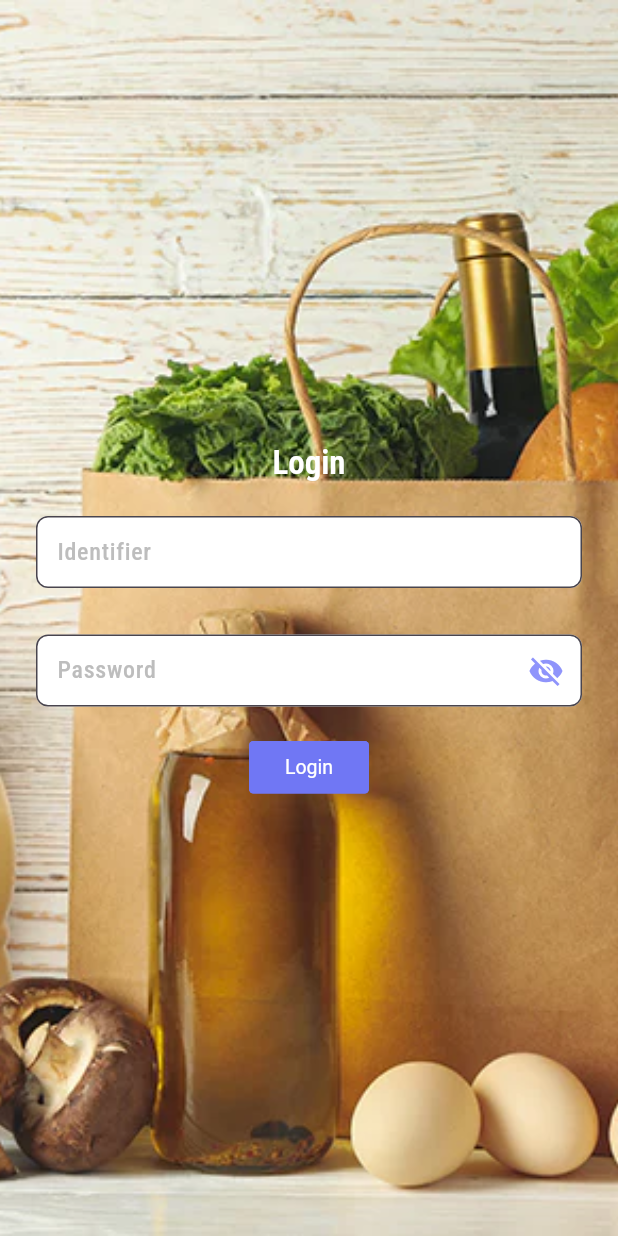
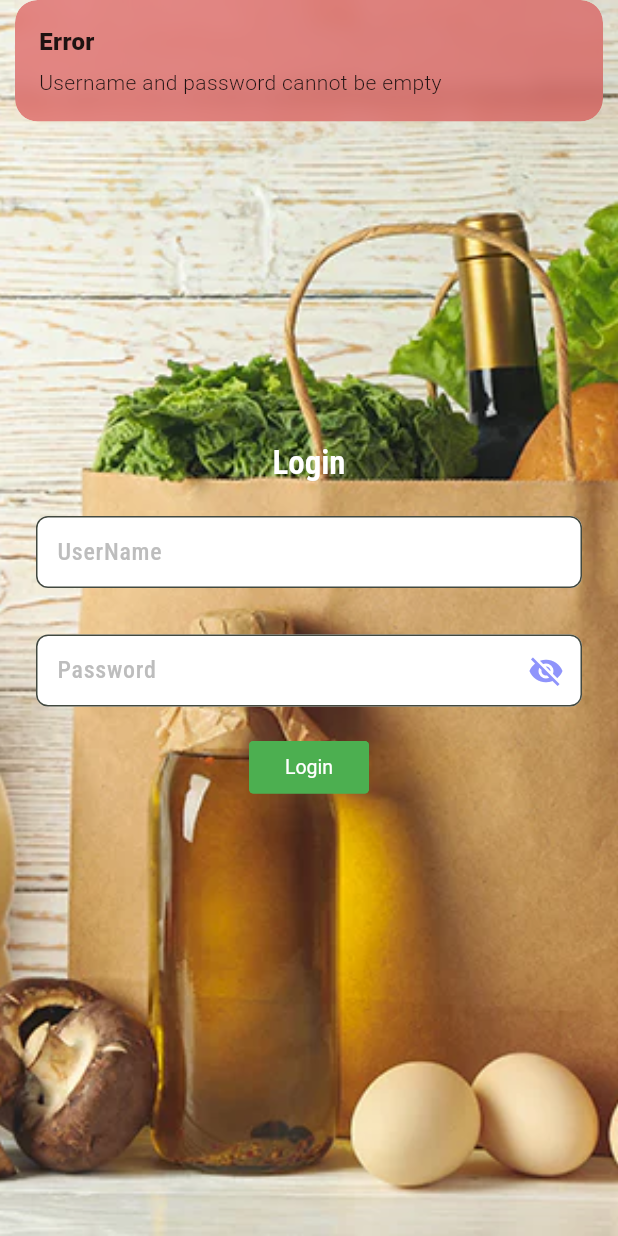
Before and after one commit to Sumaiya-Mollika/ezy_shop, a Flutter app: the screen it shows after launch, after a tap on "Login", on a phone screen of 412 x 824 dp. Run offline on Flutter 3.47's test engine with Material 3 defaults, Android fonts, the phone set to English and light mode, and no system bars; drawn by our look-alikes of getwidget; our stand-ins replace dio, get, get_storage, google_fonts, persistent_bottom_nav_bar_v2.

Commit message:
authentication and bottom app bar

```diff
--- a/lib/app/controllers/auth_controller.dart
+++ b/lib/app/controllers/auth_controller.dart
@@ -1,7 +1,65 @@
+import 'package:ezy_shop/app/utils/style.dart';
+import 'package:flutter/material.dart';
 import 'package:get/get.dart';
 import 'package:get_storage/get_storage.dart';
+import 'package:persistent_bottom_nav_bar_v2/persistent_bottom_nav_bar_v2.dart';
 
-class AuthController extends GetxController{
-  var isLoading = false.obs; var userName = ''.obs; final storage = GetStorage();
-  void login(){}
+import '../services/auth_services.dart';
+import '../views/dashboard/dashboard_screen.dart';
+
+class AuthController extends GetxController {
+  // final AuthServices _authService = Get.find<AuthServices>();
+  late final AuthServices _authService;
+  @override
+  void onInit() {
+    _authService = AuthServices();
+
+    super.onInit();
+  }
+
+  var isLoading = false.obs;
+  final userName = RxString("");
+  final password = RxString("");
+  final storage = GetStorage();
+//   void signInUser() async {
+
+//       Map<String, dynamic> request = {
+//         "identifier": userName.value,
+//         "password": password.value,
+//       };
+//  await _authService.signIn(request);
+
+//   }
+
+  void signInUser(BuildContext context) async {
+    if (userName.value.isEmpty || password.value.isEmpty) {
+      Get.snackbar('Error', 'Username and password cannot be empty',
+          snackPosition: SnackPosition.TOP,backgroundColor: AppColors.kErrorColor.withValues(alpha: 0.5));
+      return;
+    }
+
+    isLoading.value = true;
+
+    try {
+      final response = await _authService.signIn({
+        'identifier': userName.value,
+        'password': password.value,
+      });
+
+      if (response.data != null) {
+        storage.write('token', response.data!.token);
+        storage.write('user', response.data!.toJson());
+
+        pushScreen(
+          context,
+          screen: DashboardScreen(),
+          withNavBar: true,
+        );
+      }
+    } catch (e) {
+      Get.snackbar('Error', e.toString(), snackPosition: SnackPosition.BOTTOM);
+    } finally {
+      isLoading.value = false;
+    }
+  }
 }
--- /dev/null
+++ b/lib/app/controllers/cart_controller.dart
@@ -0,0 +1,3 @@
+import 'package:get/get.dart';
+
+class CartController extends GetxController {}
--- a/lib/app/endpoints/auth_endpoints.dart
+++ b/lib/app/endpoints/auth_endpoints.dart
@@ -1,7 +1,6 @@
-import '../network/environment.dart';
 
 class AuthEndPoints {
   static String signInUrl() {
-    return '${getBaseUrl()}/auth/signin';
+    return '/auth/signin';
   }
 }
--- /dev/null
+++ b/lib/app/models/user.dart
@@ -0,0 +1,18 @@
+class User {
+  String? username;
+  String? phone;
+
+  User({this.username, this.phone});
+
+  User.fromJson(Map<String, dynamic> json) {
+    username = json['username'];
+    phone = json['phone'];
+  }
+
+  Map<String, dynamic> toJson() {
+    final Map<String, dynamic> data = <String, dynamic>{};
+    data['username'] = username;
+    data['phone'] = phone;
+    return data;
+  }
+}
--- a/lib/app/utils/constants.dart
+++ b/lib/app/utils/constants.dart
@@ -1,4 +1,3 @@
-class AppConstants {
-  static const int connectTimeout = 10000;
-  static const int receiveTimeout = 10000;
-}
+ import 'package:get_storage/get_storage.dart';
+
+final storage = GetStorage();
--- a/lib/app/utils/style.dart
+++ b/lib/app/utils/style.dart
@@ -23,6 +23,7 @@ class TextSize {
 }
 
 class AppColors {
+   static const Color primary = Color(0xFF4CAF50);
   static const kTextColor = Color(0xFF113b69);
   static const kDisabledTextColor = Color(0xFF485668);
   static const kGrayColor = Color(0xFF9E9E9E);
@@ -34,4 +35,5 @@ class AppColors {
   static const kWhiteColor = Color(0xFFFFFFFF);
   static const kDividerColor = Color(0x50DCDDDE);
   static const kGreenColor = Color(0xFF4CAF50);
+  static const scaffoldBackgroundLight = Color(0xFFFFFFFF);
 }
--- a/lib/app/views/login_screen.dart
+++ b/lib/app/views/login_screen.dart
@@ -2,20 +2,23 @@ import 'package:ezy_shop/app/components/text_component.dart';
 import 'package:ezy_shop/app/components/text_field_component.dart';
 import 'package:ezy_shop/app/controllers/auth_controller.dart';
 import 'package:ezy_shop/app/utils/style.dart';
+import 'package:ezy_shop/app/views/dashboard/dashboard_screen.dart';
 import 'package:ezy_shop/gen/assets.gen.dart';
 import 'package:flutter/material.dart';
 import 'package:get/get.dart';
 import 'package:getwidget/getwidget.dart';
+import 'package:persistent_bottom_nav_bar_v2/persistent_bottom_nav_bar_v2.dart';
 
 class LoginScreen extends StatelessWidget {
   final authController = Get.put(AuthController());
-  final TextEditingController identifierController = TextEditingController();
-  final TextEditingController passwordController = TextEditingController();
+  // final TextEditingController identifierController = TextEditingController();
+  // final TextEditingController passwordController = TextEditingController();
 
   LoginScreen({super.key});
 
   @override
   Widget build(BuildContext context) {
+    final authController = Get.put(AuthController());
     return Scaffold(
       body: Stack(
         children: [
@@ -43,21 +46,31 @@ class LoginScreen extends StatelessWidget {
                     color: AppColors.kWhiteColor,
                   ),
                   TextFieldComponent(
-                    onChanged: (String? identifier) {},
-                    hint: 'Identifier',
+                    onChanged: (String? identifier) {
+                      authController.userName.value=identifier!
+                      ;
+                    },
+
+
+                    hint: 'UserName',
                   ),
                   TextFieldComponent(
-                    onChanged: (String? password) {},
+                    onChanged: (String? password) {
+                      authController.password.value=password!;
+                    },
                     hint: 'Password',
                     isPasswordField: true,
                   ),
                   Obx(() {
                     return authController.isLoading.value
-                        ? CircularProgressIndicator()
+                        ?  GFLoader()
                         : GFButton(
-                            onPressed: () {},
+                            onPressed: () {
+                              authController.signInUser(context);
+
+                            },
                             text: "Login",
-                            color: AppColors.primaryColor,
+                           color: AppColors.primary,
                           );
                   }),
                 ],
--- a/lib/main.dart
+++ b/lib/main.dart
@@ -1,8 +1,11 @@
+import 'package:ezy_shop/app/utils/style.dart';
 import 'package:ezy_shop/app/views/login_screen.dart';
 import 'package:flutter/material.dart';
 import 'package:get/get.dart';
+import 'package:get_storage/get_storage.dart';
 
-void main() {
+void main() async{
+   await GetStorage.init();
   runApp(const MyApp());
 }
 
@@ -16,7 +19,7 @@
       title: 'Flutter Demo',
       theme: ThemeData(
 
-        colorScheme: ColorScheme.fromSeed(seedColor: Colors.deepPurple),
+        colorScheme: ColorScheme.fromSeed(seedColor:AppColors.primary),
         useMaterial3: true,
       ),
       home:  LoginScreen(),
--- a/pubspec.yaml
+++ b/pubspec.yaml
@@ -40,7 +40,7 @@ dependencies:
   connectivity_plus: ^6.1.2
   google_fonts: ^6.2.1
   get_storage: ^2.1.1
-
+  persistent_bottom_nav_bar_v2: ^5.3.1
 dev_dependencies:
   flutter_test:
     sdk: flutter
```
Also changed, not shown: lib/app/controllers/bottom_nav_controller.dart (added, +9 -0 lines), lib/app/models/generic_object_response.dart (added, +16 -0 lines), lib/app/models/user_data.dart (added, +24 -0 lines), lib/app/network/api_client.dart (+63 -86 lines), lib/app/services/auth_services.dart (added, +24 -0 lines), lib/app/views/dashboard/dashboard_screen.dart (added, +90 -0 lines), lib/app/views/dashboard/shop_screen.dart (added, +29 -0 lines), pubspec.lock.
